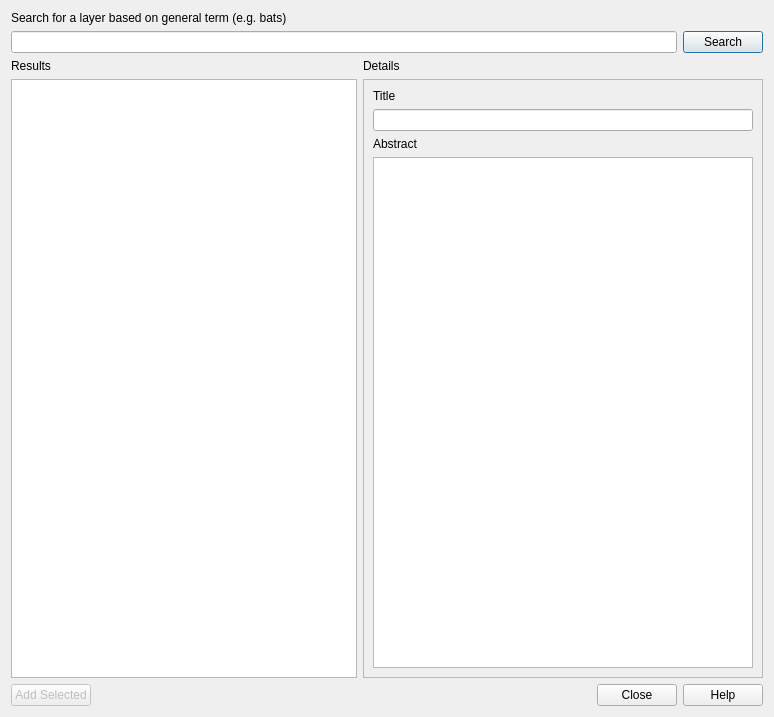
Before: the Qt Designer form GeoCat/ui/geo_cat_dialog_base.ui in lutraconsulting/qgis-geocat-plugin, drawn with Qt 5.
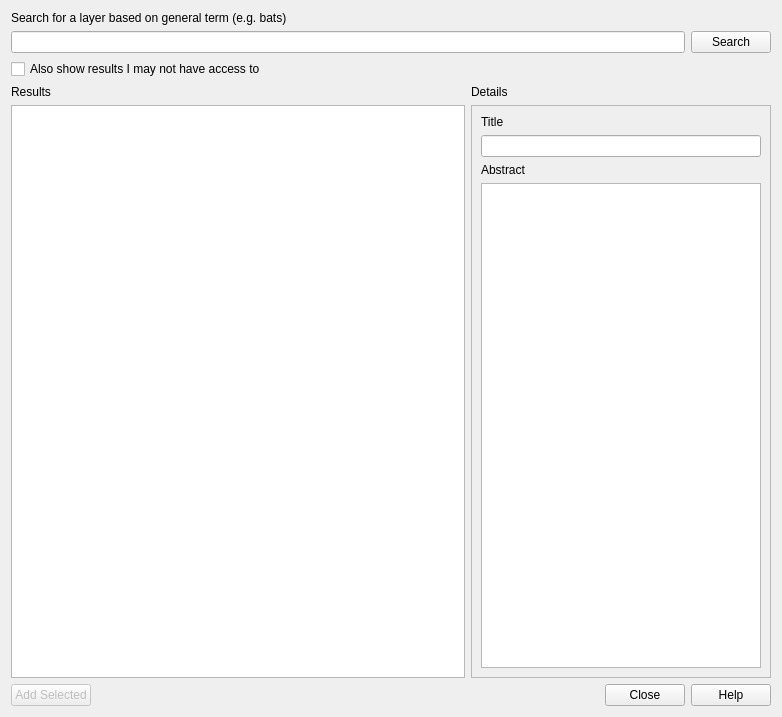
After: the same form once the commit is applied.

Commit message: Dialog sizes now remembered Implemented restricted datasets Made vector/raster/wms identifiers customisable Added CTRL-F shortcut Improved performance (conn recycling and fixed issue with Enter causing 2 searches) Fixed random order of custom columns Tidied out table column headings Added config support for WMS Added scroll area for custom column config(s) Changed dates to UK style/format Various other small improvements

```diff
--- a/GeoCat/ui/geo_cat_dialog_base.ui
+++ b/GeoCat/ui/geo_cat_dialog_base.ui
@@ -6,7 +6,7 @@
    <rect>
     <x>0</x>
     <y>0</y>
-    <width>774</width>
+    <width>782</width>
     <height>717</height>
    </rect>
   </property>
@@ -25,7 +25,10 @@
     </widget>
    </item>
    <item row="3" column="0">
-    <layout class="QHBoxLayout" name="horizontalLayout_3">
+    <layout class="QHBoxLayout" name="horizontalLayout_3" stretch="0,0">
+     <property name="sizeConstraint">
+      <enum>QLayout::SetDefaultConstraint</enum>
+     </property>
      <property name="rightMargin">
       <number>0</number>
      </property>
@@ -76,14 +79,14 @@
        <item>
         <widget class="QScrollArea" name="detailsScrollArea">
          <property name="sizePolicy">
-          <sizepolicy hsizetype="Expanding" vsizetype="Expanding">
+          <sizepolicy hsizetype="Fixed" vsizetype="Expanding">
            <horstretch>0</horstretch>
            <verstretch>0</verstretch>
           </sizepolicy>
          </property>
          <property name="minimumSize">
           <size>
-           <width>400</width>
+           <width>300</width>
            <height>200</height>
           </size>
          </property>
@@ -101,8 +104,8 @@
            <rect>
             <x>0</x>
             <y>0</y>
-            <width>398</width>
-            <height>507</height>
+            <width>298</width>
+            <height>540</height>
            </rect>
           </property>
           <layout class="QGridLayout" name="gridLayout_3">
@@ -158,6 +161,9 @@
        <property name="text">
         <string>Search</string>
        </property>
+       <property name="autoDefault">
+        <bool>false</bool>
+       </property>
       </widget>
      </item>
     </layout>
@@ -216,6 +222,16 @@
      </item>
     </layout>
    </item>
+   <item row="2" column="0">
+    <widget class="QCheckBox" name="showPrivateCheckBox">
+     <property name="text">
+      <string>Also show results I may not have access to</string>
+     </property>
+     <property name="tristate">
+      <bool>false</bool>
+     </property>
+    </widget>
+   </item>
   </layout>
  </widget>
  <tabstops>
```
Left out of the diff: 8 changed lines with no effect on the pictures. The commit also changes 4 other files.
